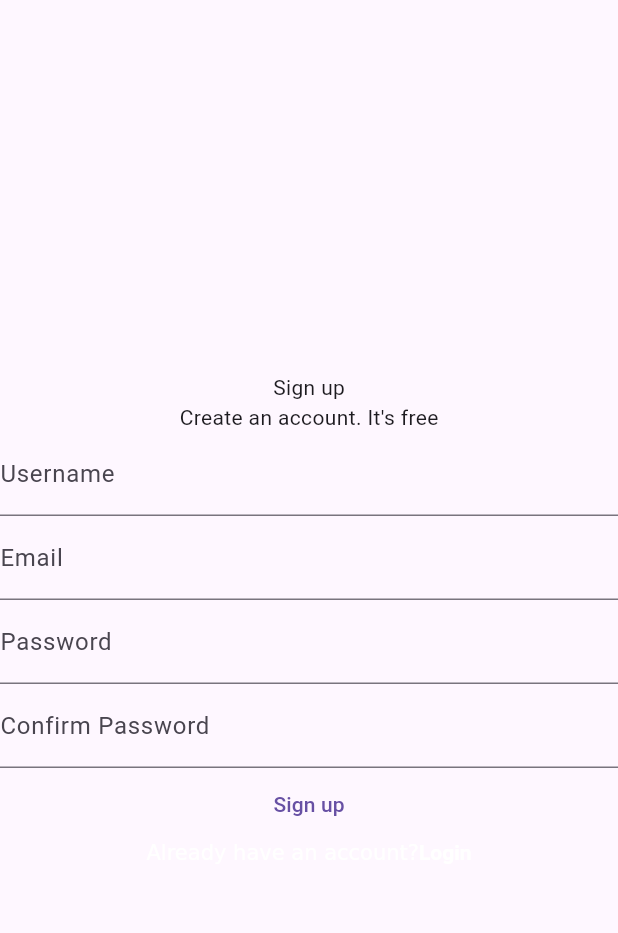
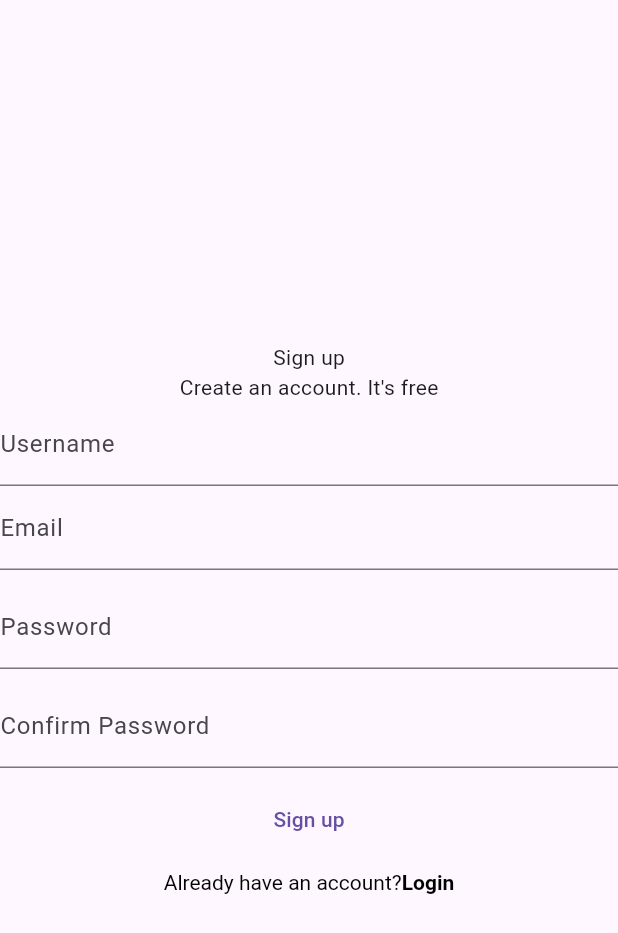
Before and after one commit to Aswgt999/firebase_app, a Flutter app: the SignupPage screen opened directly, on a phone screen of 412 x 824 dp. Shown: the top 933 px of the screen. Run offline on Flutter 3.47's test engine with Material 3 defaults, Android fonts, the phone set to English and light mode, and no system bars; our stand-ins replace firebase_core; accounts and stored records are empty.

```diff
--- a/lib/pages/signup_page.dart
+++ b/lib/pages/signup_page.dart
@@ -43,22 +43,28 @@ class _SignupPageState extends State<SignupPage> {
               controller: email,
               decoration: InputDecoration(labelText: 'Email'),
             ),
+            SizedBox(height: 10,),
             // field to enter a new password
             TextField(
+
               controller: password,
               decoration: InputDecoration(labelText: 'Password'),
             ),
+            SizedBox(height: 10,),
             // field to reenter password to confirm password
             TextField(
               controller: confirmPass,
               decoration: InputDecoration(labelText: 'Confirm Password'),
             ),
+            SizedBox(height: 10,),
             // sign up button
             TextButton(onPressed: signUp, child: Text('Sign up')),
+            SizedBox(height: 10,),
             // redirect to Login if account exists
             RichText(
               text: TextSpan(
                 text: 'Already have an account?',
+                style: TextStyle(color: Colors.black),
                 children: <TextSpan>[
                   TextSpan(
                     recognizer: TapGestureRecognizer()
```
Also changed, not shown: lib/firebase_options.dart (added), 6 other files.
